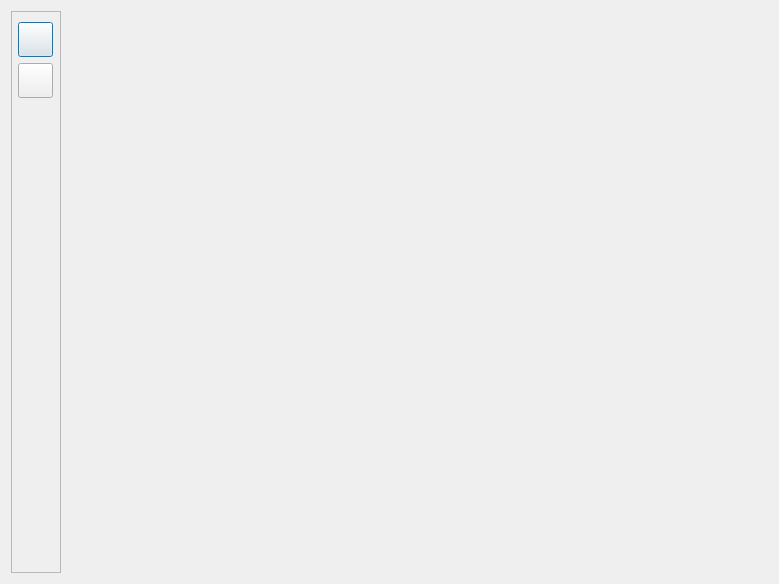
Old version of the form UI/ui_tasteprofile.ui in the repository lakshya076/Cinematch.
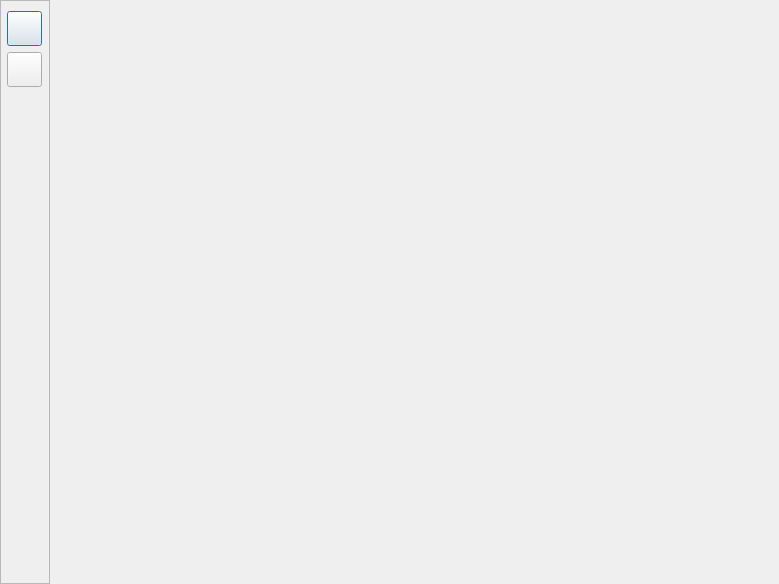
New version of the form. Icons and pictures are not drawn.

What changed in the file:
```diff
--- a/UI/ui_tasteprofile.ui
+++ b/UI/ui_tasteprofile.ui
@@ -14,6 +14,21 @@
             <string>Dialog</string>
         </property>
         <layout class="QHBoxLayout" name="horizontalLayout">
+            <property name="spacing">
+                <number>0</number>
+            </property>
+            <property name="leftMargin">
+                <number>0</number>
+            </property>
+            <property name="topMargin">
+                <number>0</number>
+            </property>
+            <property name="rightMargin">
+                <number>0</number>
+            </property>
+            <property name="bottomMargin">
+                <number>0</number>
+            </property>
             <item>
                 <widget class="QFrame" name="frame">
                     <property name="minimumSize">
@@ -76,6 +91,9 @@
                                                 <height>35</height>
                                             </size>
                                         </property>
+                                        <property name="styleSheet">
+                                            <string notr="true"/>
+                                        </property>
                                         <property name="text">
                                             <string/>
                                         </property>
@@ -137,6 +155,9 @@
                                                 <height>35</height>
                                             </size>
                                         </property>
+                                        <property name="styleSheet">
+                                            <string notr="true"/>
+                                        </property>
                                         <property name="text">
                                             <string/>
                                         </property>
```
Left out of the diff: 12 changed lines with no effect on the pictures.
